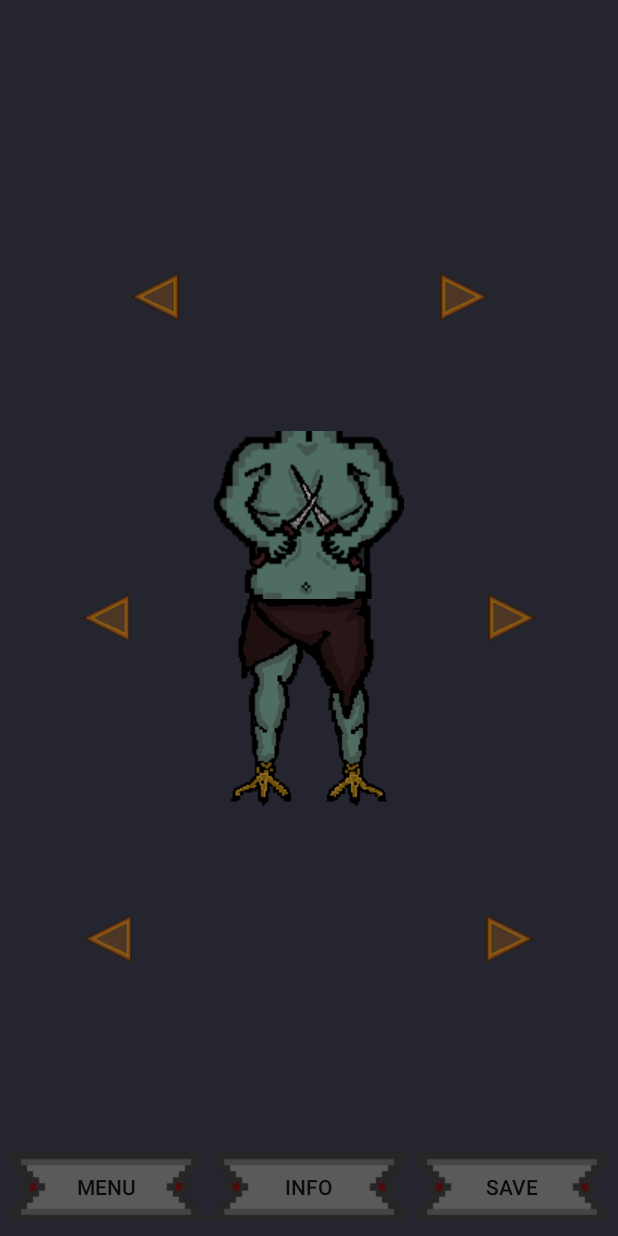
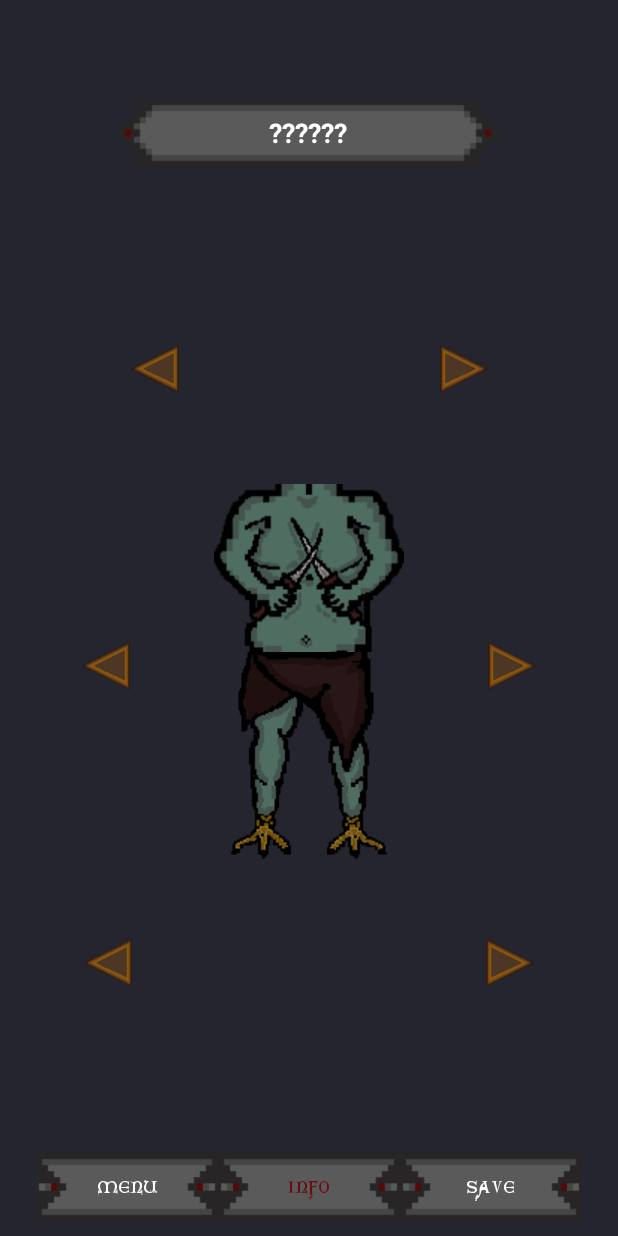
Before and after one commit to grofvgn/best-bestiary, an Android app: the GameActivity screen opened directly, with no data from a screen before it, after a tap on an icon or button, on a phone screen of 412 x 824 dp. Run offline under Robolectric (Android 15) with nearby library versions, the phone set to English and light mode, and no system bars; 4 statements that could not run were skipped.

Commit message:
Dodano: dopolnjena implementacija igre, moznost ustvarjanja in shranjevanja svojih Monstrov, preverjanje na napake, izpis imena, graficni popravki

```diff
--- a/app/src/main/java/com/example/bestbestiary/GameActivity.java
+++ b/app/src/main/java/com/example/bestbestiary/GameActivity.java
@@ -1,12 +1,20 @@
 package com.example.bestbestiary;
 
 import android.content.Context;
+import android.content.Intent;
 import android.content.SharedPreferences;
 import android.os.Bundle;
 import android.util.Log;
+import android.view.KeyEvent;
 import android.view.View;
+import android.view.WindowManager;
+import android.view.inputmethod.InputMethodManager;
 import android.widget.Button;
+import android.widget.EditText;
 import android.widget.ImageView;
+import android.widget.TextView;
+
+import org.w3c.dom.Text;
 
 import java.io.IOException;
 import java.util.ArrayList;
@@ -29,6 +37,7 @@ public class GameActivity extends BaseActivity implements View.OnClickListener {
     Button btToMenu;
     Button btGameInfo;
     Button btGameSave;
+    EditText txtName;
 
     List<Monster> monsters;
     JsonParser parser;
@@ -55,7 +64,10 @@ public class GameActivity extends BaseActivity implements View.OnClickListener {
         btToMenu = (Button) findViewById(R.id.btnToMenu);
         btGameInfo = (Button) findViewById(R.id.btnGameInfo);
         btGameSave = (Button) findViewById(R.id.btnGameSave);
+        txtName = (EditText) findViewById(R.id.txtGameName);
 
+        txtName.setEnabled(false);
+        txtName.setCursorVisible(false);
 
         btHeadBack.setOnClickListener(this);
         btHeadNext.setOnClickListener(this);
@@ -70,12 +82,13 @@ public class GameActivity extends BaseActivity implements View.OnClickListener {
         parser = new JsonParser();
 
         try {
-            monsters = parser.deserialize(JsonParser.readGson(this));
+            monsters = parser.deserialize(JsonParser.readGson(this, "gson.txt"));
         } catch (IOException e) {
             e.printStackTrace();
         }
 
         counter = monsters.size();
+        checkMonsterName();
     }
 
     @Override
@@ -91,26 +104,109 @@ public class GameActivity extends BaseActivity implements View.OnClickListener {
         switch (v.getId()) {
             case R.id.btnHeadBack:
                 changeImage(imgHead, ihd, false, 0);
+                checkMonsterName();
                 break;
             case R.id.btnHeadNext:
                 changeImage(imgHead, ihd, true, 0);
+                checkMonsterName();
                 break;
             case R.id.btnBodyBack:
                 changeImage(imgBody, ibd, false, 1);
+                checkMonsterName();
                 break;
             case R.id.btnBodyNext:
                 changeImage(imgBody, ibd, true, 1);
+                checkMonsterName();
                 break;
             case R.id.btnFootBack:
                 changeImage(imgFoot, ift, false, 2);
+                checkMonsterName();
                 break;
             case R.id.btnFootNext:
                 changeImage(imgFoot, ift, true, 2);
+                checkMonsterName();
                 break;
+            case R.id.btnToMenu:
+                backToMenu();
+                break;
+            case R.id.btnGameInfo:
+
+                break;
+            case R.id.btnGameSave:
+                saveUserMonster();
+                break;
+
         }
     }
 
-    public void changeImage(ImageView img, int i, boolean next, int  type) {
+    private void saveUserMonster() {
+        txtName.setEnabled(true);
+        txtName.setCursorVisible(true);
+        txtName.setText("");
+        if(txtName.requestFocus()) {
+            InputMethodManager imm = (InputMethodManager) getSystemService(Context.INPUT_METHOD_SERVICE);
+            imm.showSoftInput(txtName, InputMethodManager.SHOW_IMPLICIT);
+        }
+        txtName.setOnKeyListener(new View.OnKeyListener() {
+            public boolean onKey(View v, int keyCode, KeyEvent event) {
+                if (event.getAction() == KeyEvent.ACTION_DOWN && (keyCode == KeyEvent.KEYCODE_ENTER)) {
+                    String myName = txtName.getText().toString();
+
+                    List<Monster> myMonster = new ArrayList<Monster>();
+                    // poskusimo dostopati do datoteke z lastnimi Posastmi
+                    try {
+                        myMonster = parser.deserialize(JsonParser.readGson(GameActivity.this, "myGson.txt"));
+                    } catch (IOException e) {
+                        e.printStackTrace();
+                    }
+                    // dodamo svojo posast na seznam
+                    finally {
+                        Monster m = new Monster(myName, monsters.get(ihd).getHeadName(), monsters.get(ibd).getBodyName(), monsters.get(ift).getFootName(), true);
+                        myMonster.add(m);
+                    }
+
+
+                    try {
+                        String json = parser.serialize(myMonster);
+                        parser.writeGson(json, GameActivity.this, "myGson.txt");
+                    } catch (IOException e) {
+                        e.printStackTrace();
+                    }
+                    if (GameActivity.this.getCurrentFocus() != null) {
+                        InputMethodManager inputManager = (InputMethodManager) GameActivity.this.getSystemService(Context.INPUT_METHOD_SERVICE);
+                        inputManager.hideSoftInputFromWindow(GameActivity.this.getCurrentFocus().getWindowToken(), InputMethodManager.HIDE_NOT_ALWAYS);
+                    }
+                    txtName.setEnabled(false);
+                    txtName.setCursorVisible(false);
+                    hideUI();
+                    return true;
+                }
+                return false;
+            }
+        }
+        );
+    }
+
+    private void checkMonsterName() {
+        if (ihd == ibd && ihd == ift) {
+            txtName.setText(monsters.get(ihd).getName());
+            btGameInfo.setTextColor(this.getResources().getColor(R.color.colorWhite));
+            btGameInfo.setEnabled(true);
+        }
+        else {
+            txtName.setText("??????");
+            btGameInfo.setTextColor(this.getResources().getColor(R.color.colorDarkRed));
+            btGameInfo.setEnabled(false);
+        }
+    }
+
+    private void backToMenu() {
+        Intent intent = new Intent(GameActivity.this, MenuActivity.class);
+        startActivity(intent);
+        finish();
+    }
+
+    private void changeImage(ImageView img, int i, boolean next, int  type) {
         if (next) i++;
         else i--;
         if (i < 0) i = counter - 1;
@@ -134,7 +230,7 @@ public class GameActivity extends BaseActivity implements View.OnClickListener {
         img.setImageResource(imageId);
     }
 
-    public void toGson(List<Monster> monsters) {
+    /*private void toGson(List<Monster> monsters) {
         try {
             String json = parser.serialize(monsters);
             parser.writeGson(json, this);
@@ -143,15 +239,15 @@ public class GameActivity extends BaseActivity implements View.OnClickListener {
         }
     }
 
-    public void fromGson() {
+    private void fromGson() {
         try {
             this.monsters = parser.deserialize(JsonParser.readGson(this));
         } catch (IOException e) {
             e.printStackTrace();
         }
-    }
+    }*/
 
-    public static int getResourseId(Context context, String pVariableName, String pResourcename, String pPackageName) throws RuntimeException {
+    private static int getResourseId(Context context, String pVariableName, String pResourcename, String pPackageName) throws RuntimeException {
         try {
             return context.getResources().getIdentifier(pVariableName, pResourcename, pPackageName);
         } catch (Exception e) {
--- a/app/src/main/java/com/example/bestbestiary/JsonParser.java
+++ b/app/src/main/java/com/example/bestbestiary/JsonParser.java
@@ -46,11 +46,11 @@ public class JsonParser {
         return listMonster;
     }
 
-    public void writeGson(String json, Context ctx) throws IOException {
+    public void writeGson(String json, Context ctx, String path) throws IOException {
 
         FileOutputStream fos = null;
         try {
-            fos = ctx.openFileOutput("gson.txt", MODE_PRIVATE);
+            fos = ctx.openFileOutput(path, MODE_PRIVATE);
             fos.write(json.getBytes());
         }
         catch (FileNotFoundException e) {
@@ -65,12 +65,12 @@ public class JsonParser {
 
     }
 
-    public static String readGson(Context ctx) throws IOException {
+    public static String readGson(Context ctx, String path) throws IOException {
 
         FileInputStream fis = null;
         StringBuilder sb = new StringBuilder();
         try {
-            fis = ctx.openFileInput("gson.txt");
+            fis = ctx.openFileInput(path);
             InputStreamReader isr = new InputStreamReader(fis);
             BufferedReader br = new BufferedReader(isr);
             String json;
--- a/app/src/main/res/layout/activity_game.xml
+++ b/app/src/main/res/layout/activity_game.xml
@@ -23,6 +23,7 @@
         android:id="@+id/imgGameHead"
         android:layout_width="wrap_content"
         android:layout_height="wrap_content"
+        android:layout_marginTop="128dp"
         android:contentDescription="TODO"
         android:src="@drawable/kikimora_head"
         app:layout_constraintBottom_toTopOf="@+id/imgGameBody"
@@ -37,7 +38,7 @@
         android:layout_width="wrap_content"
         android:layout_height="wrap_content"
         android:src="@drawable/kikimora_foot"
-        app:layout_constraintBottom_toBottomOf="parent"
+        app:layout_constraintBottom_toTopOf="@+id/btnGameInfo"
         app:layout_constraintEnd_toStartOf="@+id/btnFootNext"
         app:layout_constraintHorizontal_bias="0.5"
         app:layout_constraintStart_toEndOf="@+id/btnFootBack"
@@ -47,10 +48,12 @@
         android:id="@+id/btnHeadBack"
         android:layout_width="32dp"
         android:layout_height="32dp"
+        android:layout_marginTop="64dp"
         android:background="@drawable/button_back"
         app:layout_constraintBottom_toTopOf="@+id/btnBodyBack"
         app:layout_constraintEnd_toStartOf="@+id/imgGameHead"
         app:layout_constraintHorizontal_bias="0.5"
+        app:layout_constraintHorizontal_chainStyle="spread"
         app:layout_constraintStart_toStartOf="parent"
         app:layout_constraintTop_toTopOf="parent"
         app:layout_constraintVertical_chainStyle="spread" />
@@ -59,6 +62,7 @@
         android:id="@+id/btnHeadNext"
         android:layout_width="32dp"
         android:layout_height="32dp"
+        android:layout_marginTop="64dp"
         android:background="@drawable/button_next"
         app:layout_constraintBottom_toTopOf="@+id/btnBodyNext"
         app:layout_constraintEnd_toEndOf="parent"
@@ -97,6 +101,7 @@
         app:layout_constraintBottom_toBottomOf="parent"
         app:layout_constraintEnd_toStartOf="@+id/imgGameFoot"
         app:layout_constraintHorizontal_bias="0.5"
+        app:layout_constraintHorizontal_chainStyle="spread"
         app:layout_constraintStart_toStartOf="parent"
         app:layout_constraintTop_toBottomOf="@+id/btnBodyBack" />
 
@@ -113,23 +118,28 @@
 
     <Button
         android:id="@+id/btnToMenu"
+        android:fontFamily="@font/ghotic_font"
         android:layout_width="wrap_content"
         android:layout_height="wrap_content"
         android:layout_marginBottom="8dp"
         android:background="@drawable/button_game"
         android:text="Menu"
+        android:textColor="@color/colorWhite"
         app:layout_constraintBottom_toBottomOf="parent"
         app:layout_constraintEnd_toStartOf="@+id/btnGameInfo"
         app:layout_constraintHorizontal_bias="0.5"
+        app:layout_constraintHorizontal_chainStyle="packed"
         app:layout_constraintStart_toStartOf="parent" />
 
     <Button
         android:id="@+id/btnGameInfo"
+        android:fontFamily="@font/ghotic_font"
         android:layout_width="wrap_content"
         android:layout_height="wrap_content"
         android:layout_marginBottom="8dp"
         android:background="@drawable/button_game"
         android:text="Info"
+        android:textColor="@color/colorWhite"
         app:layout_constraintBottom_toBottomOf="parent"
         app:layout_constraintEnd_toStartOf="@+id/btnGameSave"
         app:layout_constraintHorizontal_bias="0.5"
@@ -137,14 +147,35 @@
 
     <Button
         android:id="@+id/btnGameSave"
+        android:fontFamily="@font/ghotic_font"
         android:layout_width="wrap_content"
         android:layout_height="wrap_content"
         android:layout_marginBottom="8dp"
         android:background="@drawable/button_game"
         android:text="Save"
+        android:textColor="@color/colorWhite"
         app:layout_constraintBottom_toBottomOf="parent"
         app:layout_constraintEnd_toEndOf="parent"
         app:layout_constraintHorizontal_bias="0.5"
         app:layout_constraintStart_toEndOf="@+id/btnGameInfo" />
 
+    <EditText
+        android:id="@+id/txtGameName"
+        android:textStyle="bold"
+        android:lines="1"
+        android:maxLength="20"
+        android:layout_width="wrap_content"
+        android:layout_height="wrap_content"
+        android:layout_marginStart="8dp"
+        android:layout_marginTop="64dp"
+        android:layout_marginEnd="8dp"
+        android:background="@drawable/button_layout"
+        android:gravity="center"
+        android:text="Kikimora"
+        android:textColor="@color/colorWhite"
+        app:layout_constraintEnd_toEndOf="parent"
+        app:layout_constraintHorizontal_bias="0.496"
+        app:layout_constraintStart_toStartOf="parent"
+        app:layout_constraintTop_toTopOf="parent" />
+
 </android.support.constraint.ConstraintLayout>
--- a/app/src/main/res/layout/activity_load.xml
+++ b/app/src/main/res/layout/activity_load.xml
@@ -7,6 +7,7 @@
     tools:context=".LoadActivity">
 
     <TextView
+        android:id="@+id/txtLoadedMonster"
         android:layout_width="wrap_content"
         android:layout_height="wrap_content"
         android:text="@string/load_screen"
```
Also changed, not shown: app/src/main/java/com/example/bestbestiary/LoadActivity.java (+27 -0 lines), app/src/main/res/drawable/button_game.png.
